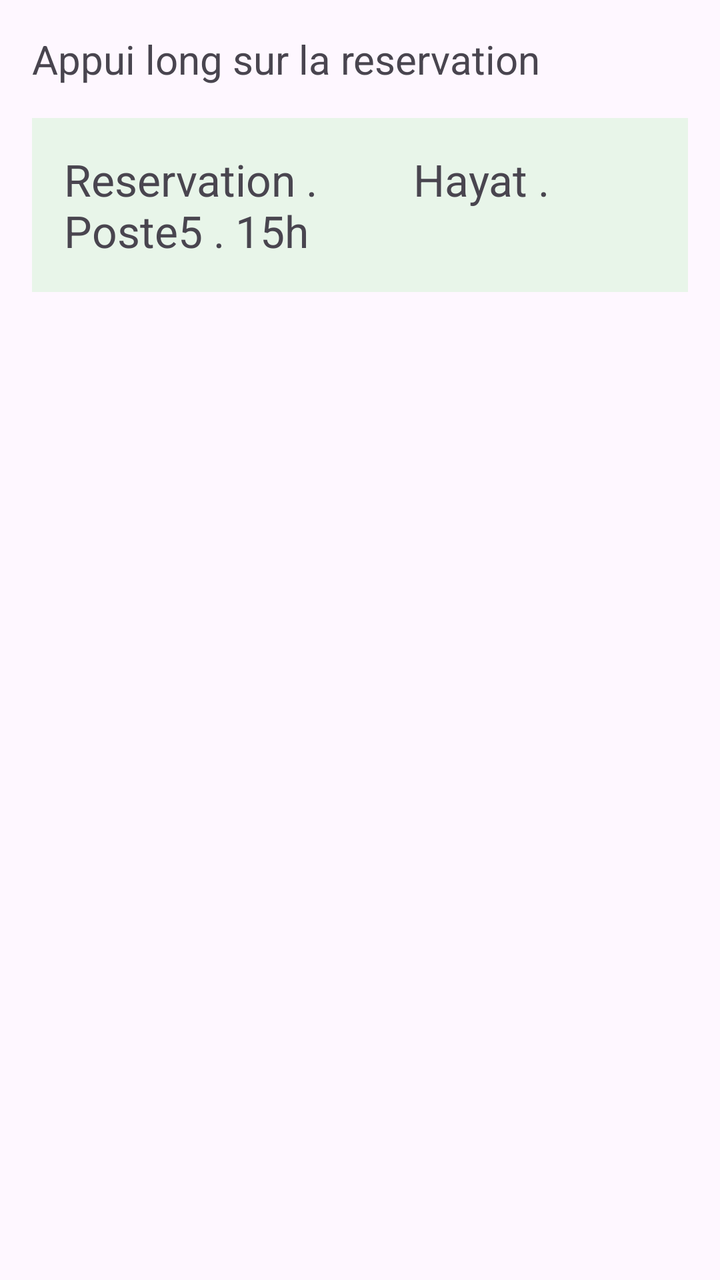
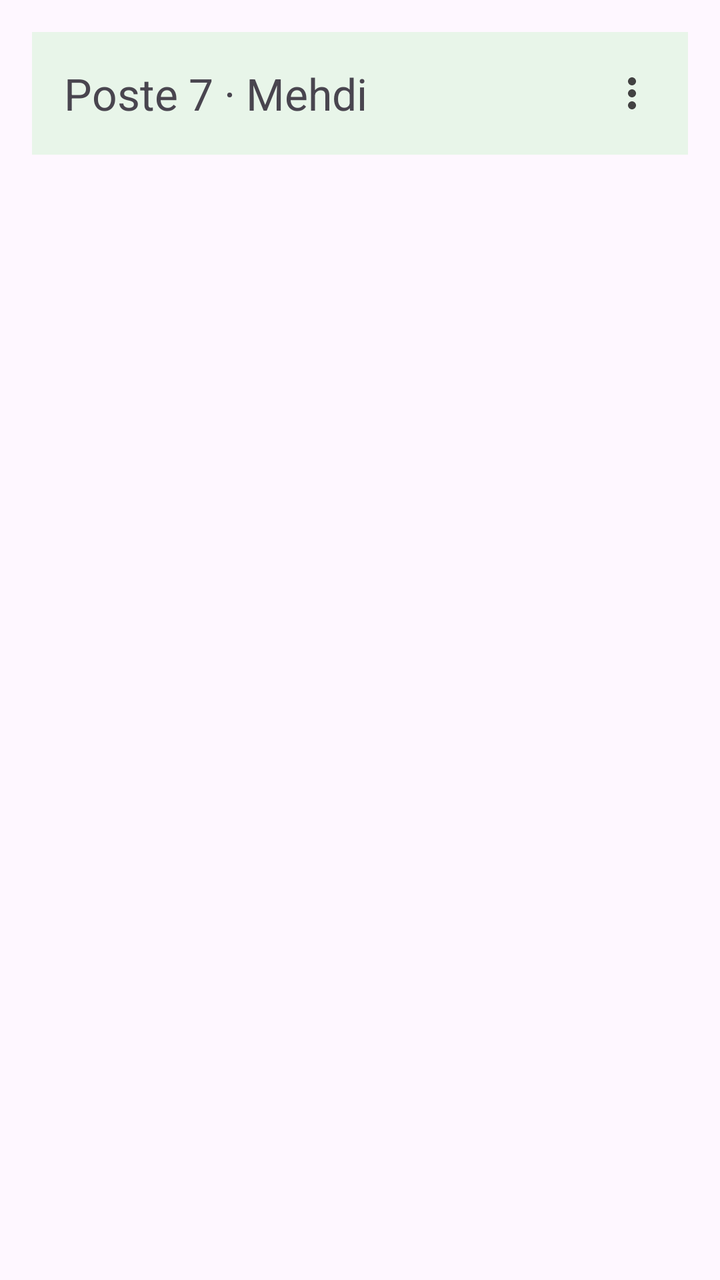

An Android layout rendered at two revisions. The XML below is the earlier revision; the diff shows what the commit changed to produce the second picture.
<!-- AndroidManifest.xml: application theme Theme.AlAmal -->
<!-- res/layout/activity_playground.xml -->
<?xml version="1.0" encoding="utf-8"?>
<LinearLayout xmlns:android="http://schemas.android.com/apk/res/android"
    xmlns:app="http://schemas.android.com/apk/res-auto"
    android:id="@+id/main"
    android:layout_width="match_parent"
    android:layout_height="match_parent"
    android:padding="16dp"
    xmlns:tools="http://schemas.android.com/tools"
    tools:context=".PlaygroundActivity"
    android:orientation="vertical"
    >








    








































































































            






































    
    


































































    <TextView
        android:layout_width="wrap_content"
        android:layout_height="wrap_content"
        android:text="Appui long sur la reservation"
        android:textSize="20sp"/>
    <TextView
        android:id="@+id/txtResa"
        android:layout_width="match_parent"
        android:layout_height="wrap_content"
        android:layout_marginTop="16dp"
        android:background="#E8F5E9"
        android:padding="16dp"
        android:text="Reservation .
        Hayat . Poste5 . 15h"
        android:textSize="22sp"/>
    <TextView
        android:id="@+id/txtAction"
        android:layout_width="wrap_content"
        android:layout_height="wrap_content"
        android:textSize="22sp"/>




 </LinearLayout>
<!-- resources referenced by this layout -->
<resources>
  <style name="Theme.AlAmal" parent="Theme.Material3.DayNight">
          <item name="colorPrimary">#FF1B7F3B</item>
      </style>
</resources>

<!-- the commit's change to res/layout/activity_playground.xml (unified diff, before → after) -->
@@ -229,28 +229,59 @@
 
 
 
+
+
+
+
+
+
+
+
+
+
+
+
+
+
+
+
+
+
+
+
+
+
+
+
+
+    
+    <LinearLayout
+        android:layout_width="match_parent"
+        android:layout_height="wrap_content"
+        android:background="#E8F5E9"
+        android:gravity="center_vertical"
+        android:orientation="horizontal">
+
+        <TextView
+            android:layout_width="0dp"
+            android:layout_height="wrap_content"
+            android:layout_weight="1"
+            android:padding="16dp"
+            android:text="Poste 7 · Mehdi"
+            android:textSize="22sp" />
+
+        <ImageButton
+            android:id="@+id/btnPlus"
+            android:layout_width="56dp"
+            android:layout_height="56dp"
+            android:background="@android:color/transparent"
+            android:contentDescription="Plus d'actions"
+            android:src="@drawable/s02_ic_plus" />
+    </LinearLayout>
+
     <TextView
+        android:id="@+id/txtPopup"
         android:layout_width="wrap_content"
         android:layout_height="wrap_content"
-        android:text="Appui long sur la reservation"
-        android:textSize="20sp"/>
-    <TextView
-        android:id="@+id/txtResa"
-        android:layout_width="match_parent"
-        android:layout_height="wrap_content"
-        android:layout_marginTop="16dp"
-        android:background="#E8F5E9"
-        android:padding="16dp"
-        android:text="Reservation .
-        Hayat . Poste5 . 15h"
-        android:textSize="22sp"/>
-    <TextView
-        android:id="@+id/txtAction"
-        android:layout_width="wrap_content"
-        android:layout_height="wrap_content"
-        android:textSize="22sp"/>
-
-
-
-
+        android:textSize="22sp" />
  </LinearLayout>
<!-- resource entries referenced after the edit -->
@@ -1,5 +1,15 @@
 <!-- resources referenced by this layout -->
 <resources>
+  <!-- drawable s02_ic_plus (drawable) -->
+  <vector xmlns:android="http://schemas.android.com/apk/res/android"
+      android:width="24dp"
+      android:height="24dp"
+      android:viewportWidth="24"
+      android:viewportHeight="24">
+      <path
+          android:fillColor="#424242"
+          android:pathData="M12,8c1.1,0 2,-0.9 2,-2s-0.9,-2 -2,-2 -2,0.9 -2,2 0.9,2 2,2zM12,10c-1.1,0 -2,0.9 -2,2s0.9,2 2,2 2,-0.9 2,-2 -0.9,-2 -2,-2zM12,16c-1.1,0 -2,0.9 -2,2s0.9,2 2,2 2,-0.9 2,-2 -0.9,-2 -2,-2z" />
+  </vector>
   <style name="Theme.AlAmal" parent="Theme.Material3.DayNight">
           <item name="colorPrimary">#FF1B7F3B</item>
       </style>
